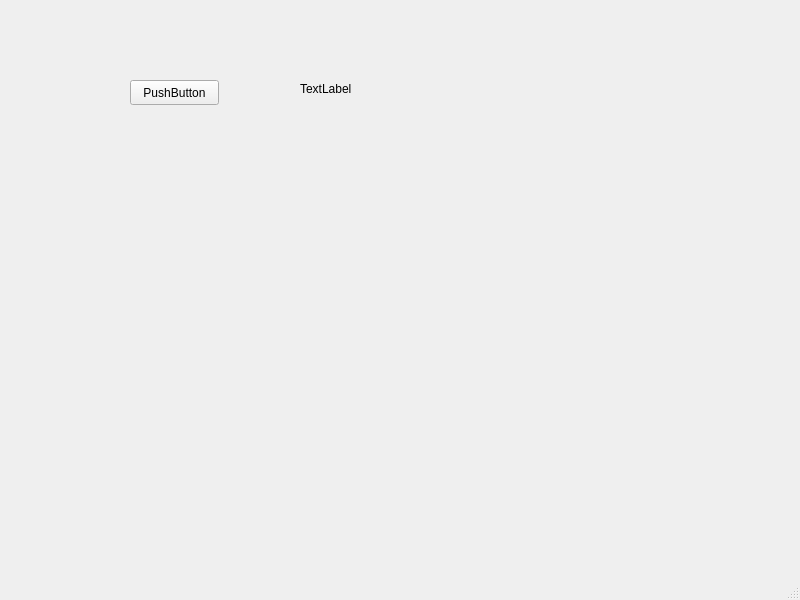
Old version of the form mainwindow.ui in the repository 3ANov/QtTestApp.
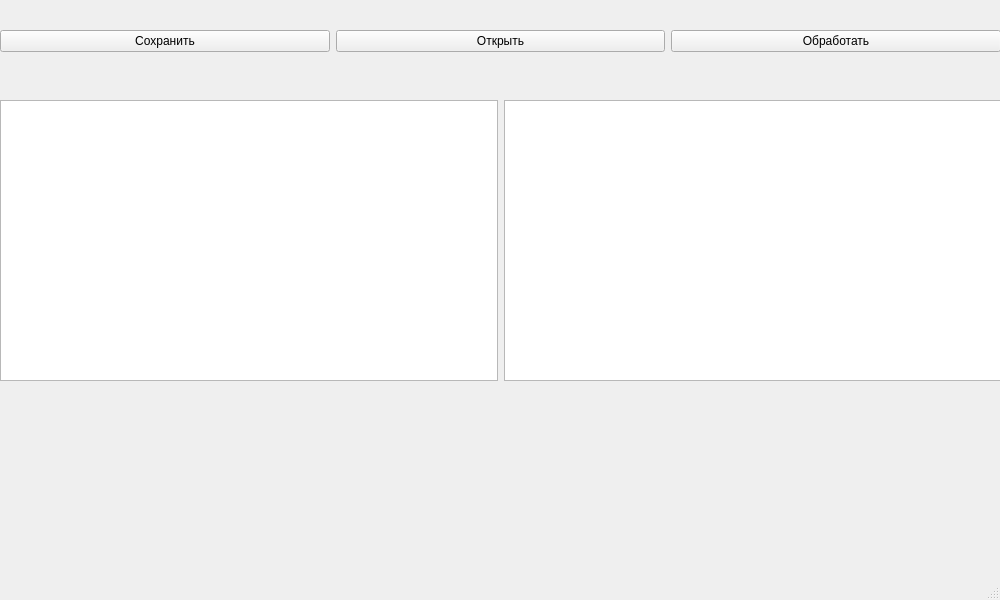
New version of the form.

Commit message: Редактирую проект

What changed in the file:
```diff
--- a/mainwindow.ui
+++ b/mainwindow.ui
@@ -6,39 +6,98 @@
    <rect>
     <x>0</x>
     <y>0</y>
-    <width>800</width>
+    <width>1000</width>
     <height>600</height>
    </rect>
   </property>
+  <property name="minimumSize">
+   <size>
+    <width>1000</width>
+    <height>600</height>
+   </size>
+  </property>
+  <property name="maximumSize">
+   <size>
+    <width>1000</width>
+    <height>600</height>
+   </size>
+  </property>
   <property name="windowTitle">
    <string>MainWindow</string>
   </property>
   <widget class="QWidget" name="centralwidget">
-   <widget class="QPushButton" name="pushButton">
+   <widget class="QWidget" name="horizontalLayoutWidget">
     <property name="geometry">
      <rect>
-      <x>130</x>
-      <y>80</y>
-      <width>89</width>
-      <height>25</height>
+      <x>0</x>
+      <y>30</y>
+      <width>1001</width>
+      <height>27</height>
      </rect>
     </property>
-    <property name="text">
-     <string>PushButton</string>
-    </property>
+    <layout class="QHBoxLayout" name="horizontalLayout">
+     <property name="sizeConstraint">
+      <enum>QLayout::SetMaximumSize</enum>
+     </property>
+     <item>
+      <widget class="QPushButton" name="pushButton">
+       <property name="text">
+        <string>Сохранить</string>
+       </property>
+      </widget>
+     </item>
+     <item>
+      <widget class="QPushButton" name="pushButton_3">
+       <property name="text">
+        <string>Открыть</string>
+       </property>
+      </widget>
+     </item>
+     <item>
+      <widget class="QPushButton" name="pushButton_2">
+       <property name="sizePolicy">
+        <sizepolicy hsizetype="Preferred" vsizetype="Fixed">
+         <horstretch>0</horstretch>
+         <verstretch>0</verstretch>
+        </sizepolicy>
+       </property>
+       <property name="text">
+        <string>Обработать</string>
+       </property>
+      </widget>
+     </item>
+    </layout>
    </widget>
-   <widget class="QLabel" name="label">
+   <widget class="QWidget" name="horizontalLayoutWidget_2">
     <property name="geometry">
      <rect>
-      <x>300</x>
-      <y>80</y>
-      <width>131</width>
-      <height>17</height>
+      <x>0</x>
+      <y>100</y>
+      <width>1001</width>
+      <height>281</height>
      </rect>
     </property>
-    <property name="text">
-     <string>TextLabel</string>
-    </property>
+    <layout class="QHBoxLayout" name="horizontalLayout_2">
+     <property name="sizeConstraint">
+      <enum>QLayout::SetMaximumSize</enum>
+     </property>
+     <item>
+      <widget class="QTextEdit" name="textEdit_2"/>
+     </item>
+     <item>
+      <widget class="QTextEdit" name="textEdit">
+       <property name="enabled">
+        <bool>true</bool>
+       </property>
+       <property name="sizePolicy">
+        <sizepolicy hsizetype="Expanding" vsizetype="Expanding">
+         <horstretch>0</horstretch>
+         <verstretch>0</verstretch>
+        </sizepolicy>
+       </property>
+      </widget>
+     </item>
+    </layout>
    </widget>
   </widget>
   <widget class="QMenuBar" name="menubar">
```
Left out of the diff: 2 changed lines with no effect on the pictures. The commit also changes 2 other files.
